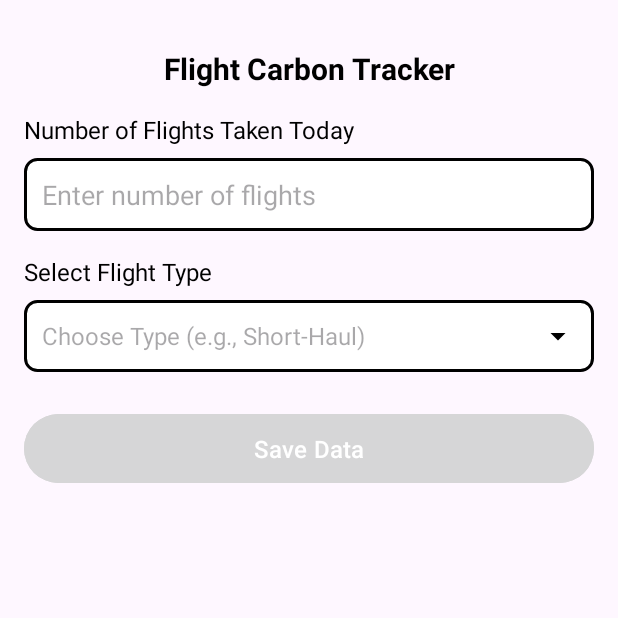
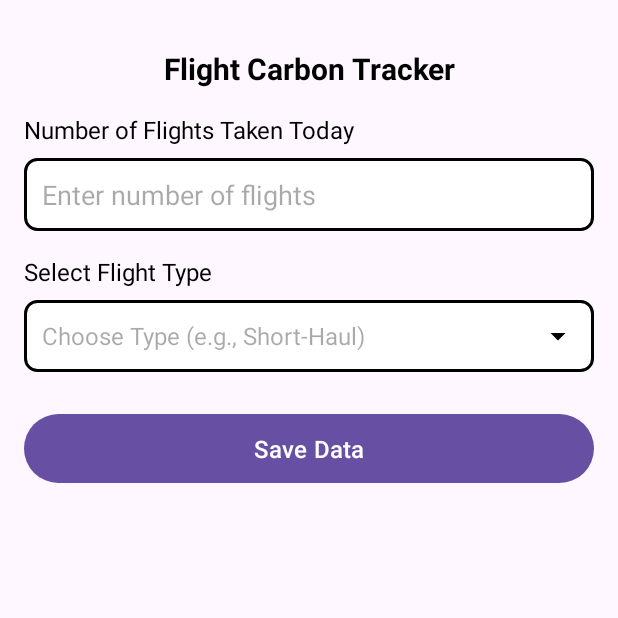
Before and after one commit to Satwik934/CSCB07-Planetze-86, an Android app: the FlightLogging screen opened directly, with no data from a screen before it, on a phone screen of 412 x 824 dp, the top half of it. Run offline under Robolectric (Android 15) with nearby library versions, the phone set to English and light mode, and no system bars.

Commit message:
update: Updated the flight logging and transportation logging xml files

```diff
--- a/app/src/main/res/layout/activity_flight_logging.xml
+++ b/app/src/main/res/layout/activity_flight_logging.xml
@@ -5,7 +5,7 @@
     android:layout_width="match_parent"
     android:layout_height="match_parent"
     android:padding="16dp"
-    tools:context=".FlightCarbonTrackerActivity">
+    tools:context=".FlightLogging">
 
     <!-- Heading -->
     <TextView
@@ -85,7 +85,6 @@
         android:layout_height="wrap_content"
         android:text="Save Data"
         android:textSize="16sp"
-        android:backgroundTint="@color/purple_700"
         android:textColor="@android:color/white"
         android:padding="12dp"
         app:layout_constraintTop_toBottomOf="@id/actv_flight_type"
--- a/app/src/main/res/layout/activity_public_transportation_logging.xml
+++ b/app/src/main/res/layout/activity_public_transportation_logging.xml
@@ -88,7 +88,6 @@
         android:layout_height="wrap_content"
         android:text="Save Data"
         android:textSize="16sp"
-        android:backgroundTint="@color/purple_700"
         android:textColor="@android:color/white"
         android:padding="12dp"
         android:layout_marginTop="24dp"
```
